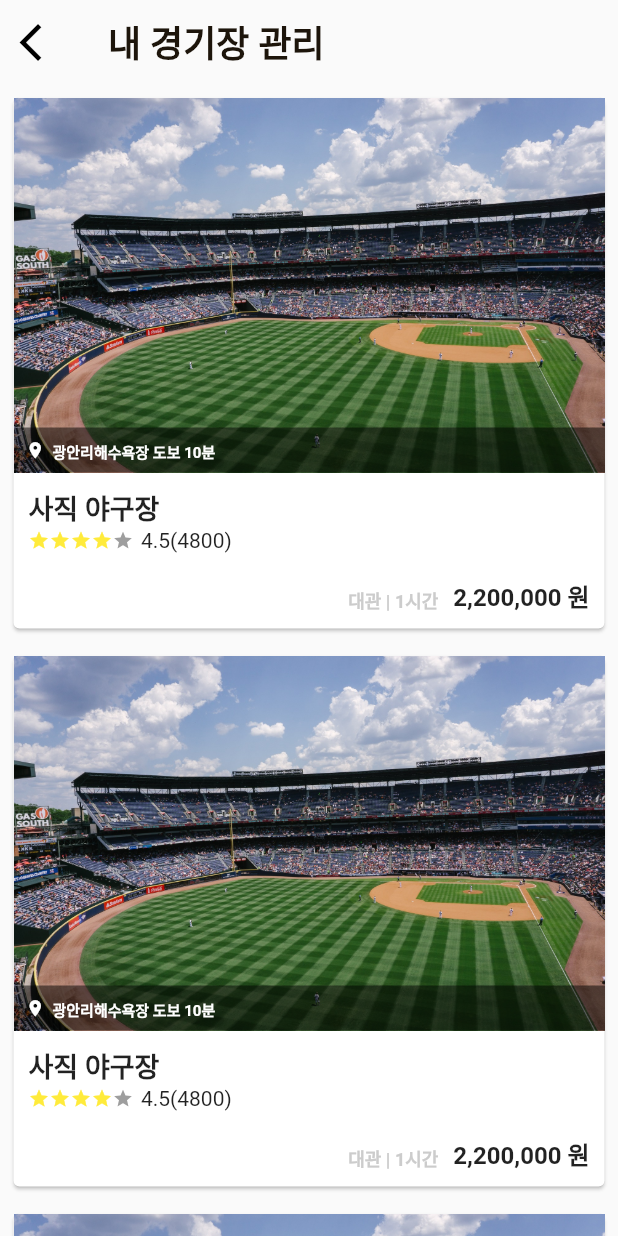
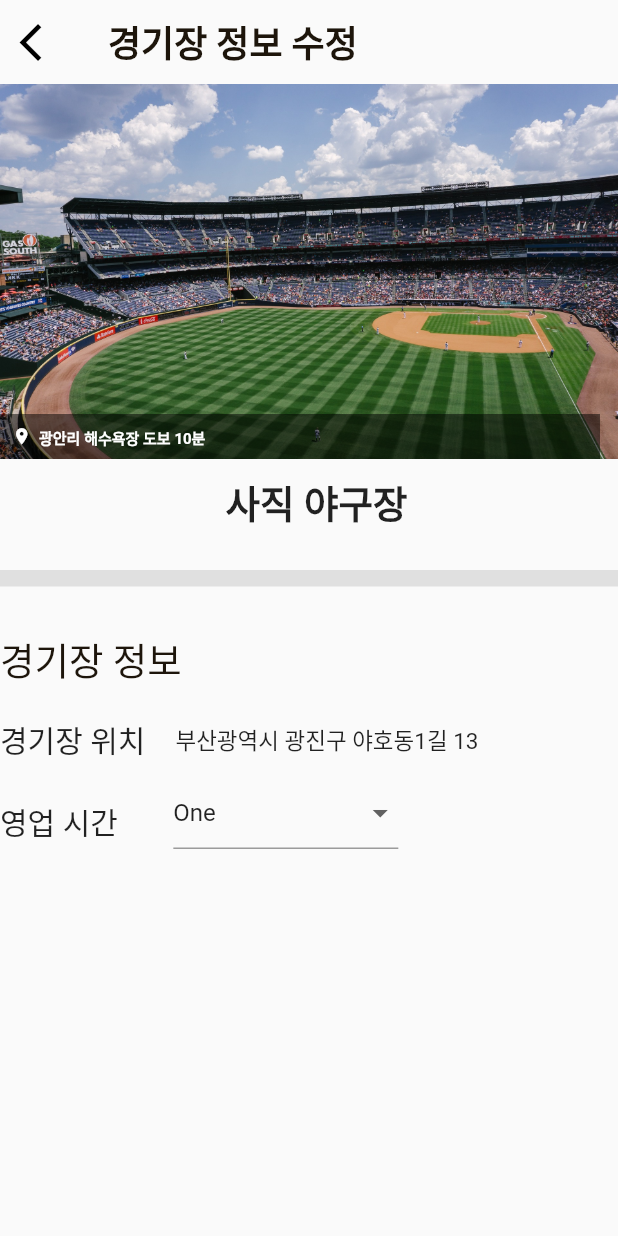
Before and after one commit to WhyAreYouSoMad/sporting_app, a Flutter app: the CompanyStadiumListPage screen opened directly, after a tap on "광안리해수욕장 도보 10분", on a phone screen of 412 x 824 dp. Run offline on Flutter 3.47's test engine with Material 2 defaults, Android fonts, the phone set to English and light mode, and no system bars; our stand-ins replace curved_navigation_bar, validators; missing offline and left inert: remedi_kopo.

Commit message:
GFP-104 DropdownButtonFormField 테스트중

```diff
--- a/lib/view/components/my_stadium_item.dart
+++ b/lib/view/components/my_stadium_item.dart
@@ -5,23 +5,27 @@ import 'package:sporting_app/view/components/my_rating_star.dart';
 
 class MyStadiumItem extends StatelessWidget {
   final String stadiumName;
-  final String price;
+  final String? price;
   final String location;
   final String stadiumPic;
   final bool hasEvent;
   final bool hasSticky;
   final GestureTapCallback? onTab;
   final bool iscard;
+  final bool hasRating;
+  final double stadiumNameTextSize;
 
   const MyStadiumItem({
-    required this.price,
+    this.price,
     required this.stadiumName,
     required this.location,
     required this.stadiumPic,
     this.onTab,
     this.hasEvent = false,
-    this.hasSticky = true,
+    this.hasSticky = false,
     this.iscard = false,
+    this.hasRating = true,
+    this.stadiumNameTextSize = 18,
     Key? key,
   }) : super(key: key);
 
@@ -45,7 +49,7 @@ class MyStadiumItem extends StatelessWidget {
               location: location,
             ),
             _buildContent(),
-            _buildPriceTab(),
+            price != null ? _buildPriceTab() : const SizedBox(),
           ],
         ),
       ),
@@ -64,7 +68,7 @@ class MyStadiumItem extends StatelessWidget {
           location: location,
         ),
         _buildContent(),
-        _buildPriceTab(),
+        price != null ? _buildPriceTab() : const SizedBox(),
       ],
     );
   }
@@ -110,21 +114,25 @@ class MyStadiumItem extends StatelessWidget {
         children: [
           Text(
             stadiumName,
-            style: const TextStyle(
-              fontSize: 18,
+            style: TextStyle(
+              fontSize: stadiumNameTextSize,
               fontWeight: FontWeight.bold,
             ),
             textAlign: TextAlign.start,
           ),
-          const MyRatingStar(
-            rating: 4.5,
-            reviewCount: 4800,
-          ),
+          hasRating ? _buildRatingStar() : const SizedBox(),
           const SizedBox(height: 7),
           hasEvent ? _buildEventTab() : const SizedBox(),
         ],
       ),
     );
+  }
+
+  MyRatingStar _buildRatingStar() {
+    return const MyRatingStar(
+          rating: 4.5,
+          reviewCount: 4800,
+        );
   }
 
   Widget _buildEventTab() {
--- /dev/null
+++ b/lib/view/pages/company/company_stadium_detail/companents/company_stadium_detail_body.dart
@@ -0,0 +1,29 @@
+import 'package:flutter/material.dart';
+import 'package:sporting_app/view/components/my_sliver_divider.dart';
+import 'package:sporting_app/view/components/my_stadium_item.dart';
+import 'package:sporting_app/view/pages/company/company_stadium_detail/companents/company_stadium_detail_form.dart';
+import 'package:sporting_app/view/pages/company/company_stadium_detail/companents/company_stadium_detail_info.dart';
+
+class CompanyStadiumDetailBody extends StatelessWidget {
+  const CompanyStadiumDetailBody({Key? key}) : super(key: key);
+
+  @override
+  Widget build(BuildContext context) {
+    return CustomScrollView(
+      slivers: [
+        SliverToBoxAdapter(
+          child: MyStadiumItem(
+            location: '광안리 해수욕장 도보 10분',
+            stadiumPic: 'assets/images/stadiums/baseballpark.jpg',
+            stadiumName: '사직 야구장',
+            hasRating: false,
+            stadiumNameTextSize: 25,
+          ),
+        ),
+        MySliverDivider(topPadding: 20),
+        SliverToBoxAdapter(child: const SizedBox(height: 30)),
+        SliverToBoxAdapter(child: CompanyStadiumDetailForm()),
+      ],
+    );
+  }
+}
--- /dev/null
+++ b/lib/view/pages/company/company_stadium_detail/companents/company_stadium_detail_form.dart
@@ -0,0 +1,63 @@
+import 'package:flutter/material.dart';
+import 'package:sporting_app/core/constants/my_colors.dart';
+import 'package:sporting_app/core/utils/my_number_editing_controller.dart';
+import 'package:sporting_app/core/utils/my_validate_util.dart';
+import 'package:sporting_app/view/pages/company/company_stadium_detail/companents/company_stadium_detail_text_form_field.dart';
+import 'package:sporting_app/view/pages/company/company_stadium_detail/companents/my_dropdown_button_form_field.dart';
+
+class CompanyStadiumDetailForm extends StatelessWidget {
+  final _formKey = GlobalKey<FormState>();
+  final _startTime = MyNumberEditingController();
+
+  CompanyStadiumDetailForm({Key? key}) : super(key: key);
+
+  @override
+  Widget build(BuildContext context) {
+    return Form(
+      key: _formKey,
+      child: Column(
+        crossAxisAlignment: CrossAxisAlignment.start,
+        children: [
+          Text(
+            '경기장 정보',
+            style: TextStyle(color: kTextColor, fontSize: 25),
+          ),
+          SizedBox(height: 20),
+          Row(
+            children: [
+              Text(
+                '경기장 위치',
+                style: TextStyle(fontSize: 20),
+              ),
+              SizedBox(width: 20),
+              SizedBox(
+                width: 250,
+                child: Text(
+                  '부산광역시 광진구 야호동1길 13',
+                  style: TextStyle(fontSize: 15),
+                  overflow: TextOverflow.ellipsis,
+                ),
+              ),
+            ],
+          ),
+          SizedBox(height: 10),
+          Row(
+
+            children: [
+              Text(
+                '영업 시간',
+                style: TextStyle(fontSize: 20),
+              ),
+              SizedBox(width: 37),
+              SizedBox(
+                width: 150,
+                height: 60,
+                child: MyDropdownButtonFormField(),
+              )
+            ],
+          ),
+        ],
+      ),
+    );
+  }
+}
--- /dev/null
+++ b/lib/view/pages/company/company_stadium_detail/companents/my_dropdown_button_form_field.dart
@@ -0,0 +1,22 @@
+import 'package:flutter/material.dart';
+
+class MyDropdownButtonFormField extends StatelessWidget {
+
+  const MyDropdownButtonFormField({Key? key}) : super(key: key);
+
+  @override
+  Widget build(BuildContext context) {
+    return DropdownButtonFormField<String>(
+      value: 'One',
+      items: ['One', 'Two', 'Three']
+          .map(
+            (label) => DropdownMenuItem(
+              child: Text(label),
+              value: label,
+            ),
+          )
+          .toList(),
+      onChanged: (value) {},
+    );
+  }
+}
--- /dev/null
+++ b/lib/view/pages/company/company_stadium_detail/company_stadium_detail_page.dart
@@ -0,0 +1,33 @@
+import 'package:flutter/material.dart';
+import 'package:sporting_app/core/constants/my_colors.dart';
+import 'package:sporting_app/view/components/my_button.dart';
+import 'package:sporting_app/view/pages/company/company_stadium_detail/companents/company_stadium_detail_body.dart';
+
+class CompanyStadiumDetailPage extends StatelessWidget {
+  const CompanyStadiumDetailPage({Key? key}) : super(key: key);
+
+  @override
+  Widget build(BuildContext context) {
+    return Scaffold(
+      appBar: AppBar(
+        leading: MyButton(
+          funButton: () {
+            Navigator.pop(context);
+          },
+          icon: Icons.arrow_back_ios,
+          iconColor: kDarkIconColor,
+          iconSize: 30,
+        ),
+        title: const Text(
+          '경기장 정보 수정',
+          style: TextStyle(
+            fontSize: 24,
+            fontWeight: FontWeight.bold,
+            color: kTextColor,
+          ),
+        ),
+      ),
+      body: const CompanyStadiumDetailBody(),
+    );
+  }
+}
--- a/lib/view/pages/company/company_stadium_list/components/company_stadium_list_body.dart
+++ b/lib/view/pages/company/company_stadium_list/components/company_stadium_list_body.dart
@@ -1,5 +1,6 @@
 import 'package:flutter/material.dart';
 import 'package:sporting_app/view/components/my_stadium_item.dart';
+import 'package:sporting_app/view/pages/company/company_stadium_detail/company_stadium_detail_page.dart';
 
 class CompanyStadiumListBody extends StatelessWidget {
   const CompanyStadiumListBody({Key? key}) : super(key: key);
@@ -10,7 +11,7 @@ class CompanyStadiumListBody extends StatelessWidget {
       slivers: [
         SliverList(
           delegate: SliverChildBuilderDelegate(
-                (context, index) {
+            (context, index) {
               return Padding(
                 padding: const EdgeInsets.all(5),
                 child: MyStadiumItem(
@@ -22,6 +23,12 @@ class CompanyStadiumListBody extends StatelessWidget {
                   iscard: true,
                   hasSticky: false,
                   onTab: () {
+                    Navigator.push(
+                      context,
+                      MaterialPageRoute(
+                        builder: (context) => CompanyStadiumDetailPage(),
+                      ),
+                    );
                   },
                 ),
               );
```
Also changed, not shown: lib/core/utils/my_number_editing_controller.dart (added, +63 -0 lines), lib/view/pages/company/company_stadium_detail/companents/company_stadium_detail_info.dart (added, +48 -0 lines), lib/view/pages/company/company_stadium_detail/companents/company_stadium_detail_text_form_field.dart (added, +40 -0 lines).
